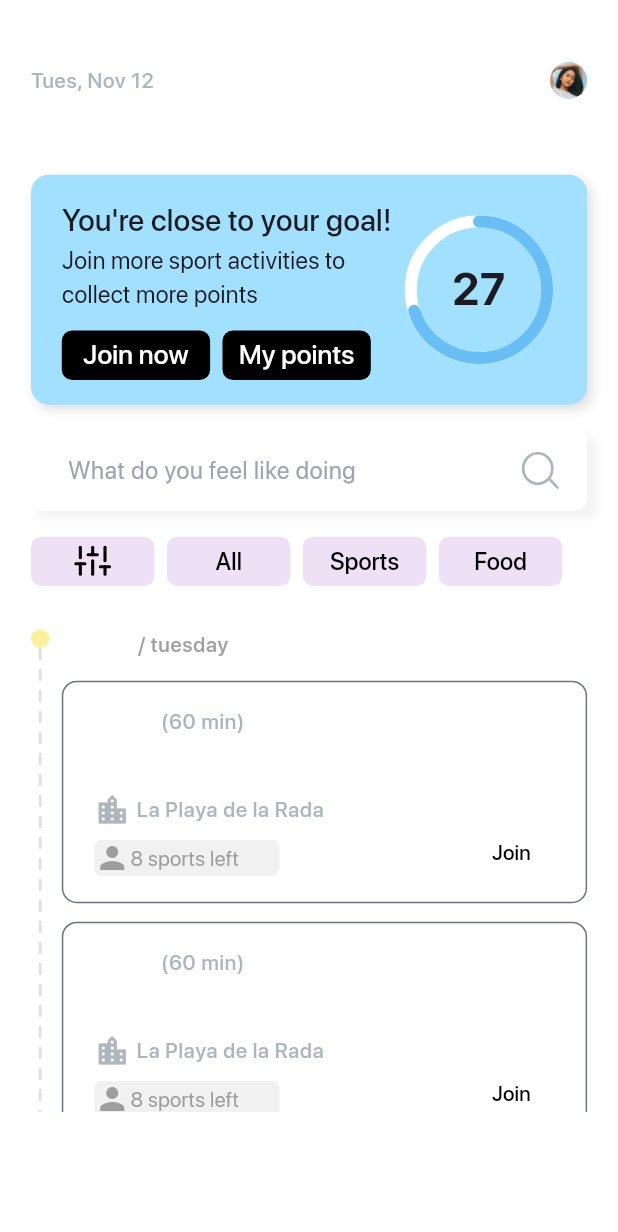
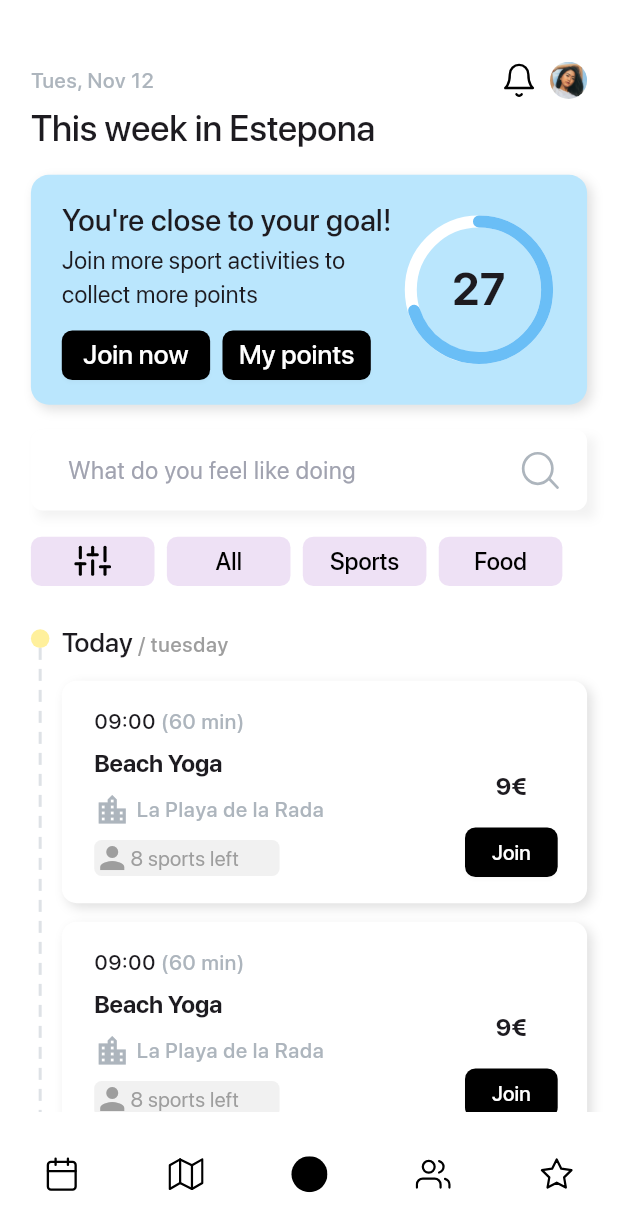
Before and after one commit to DarienRomero/SportsApp, a Flutter app: the screen it shows after launch, on a phone screen of 412 x 824 dp. Shown: the top 1232 px of the screen. Run offline on Flutter 3.47's test engine with Material 3 defaults, Android fonts, the phone set to English and light mode, and no system bars; drawn by our look-alikes of dotted_line, percent_indicator; our stand-ins replace dartz, equatable, flutter_bloc, flutter_svg, get_it, sentry_flutter.

Commit message:
ui: web ui advance

```diff
--- a/lib/core/custom_icons.dart
+++ b/lib/core/custom_icons.dart
@@ -4,9 +4,12 @@
   static const String mapIcon = 'assets/icons/map-icon.svg';
   static const String mapPinIcon = 'assets/icons/map-pin-icon.svg';
   static const String plusIcon = 'assets/icons/plus-icon.svg';
+  static const String simplePlusIcon = 'assets/icons/simple-plus-icon.svg';
   static const String searchIcon = 'assets/icons/search-icon.svg';
   static const String slidersIcon = 'assets/icons/sliders-icon.svg';
   static const String starIcon = 'assets/icons/star-icon.svg';
   static const String userIcon = 'assets/icons/user-icon.svg';
   static const String usersIcon = 'assets/icons/users-icon.svg';
+  static const String moreVerticalIcon = 'assets/icons/more-vertical-icon.svg';
+  static const String arrowRightCircleIcon = 'assets/icons/arrow-right-circle-icon.svg';
 }
--- a/lib/features/activities/presentation/pages/today_activities_mobile.dart
+++ b/lib/features/activities/presentation/pages/today_activities_mobile.dart
@@ -79,7 +79,9 @@
             ),
           ),
           VSpacing(2),
-          GoalCard(),
+          GoalCard(
+            width: mqWidth(context, 100),
+          ),
           VSpacing(2),
           CustomTextField(
             hintText: "What do you feel like doing",
--- a/lib/features/activities/presentation/widgets/custom_bottom_navigation_bar.dart
+++ b/lib/features/activities/presentation/widgets/custom_bottom_navigation_bar.dart
@@ -1,17 +1,31 @@
 import 'package:flutter/material.dart';
 import 'package:news_app/core/custom_icons.dart';
+import 'package:news_app/core/platform_validation.dart';
 import 'package:news_app/core/utils.dart';
 import 'package:news_app/features/common/presentation/widgets/custom_icon_button.dart';
 import 'package:news_app/features/common/presentation/widgets/custom_svg_icon.dart';
 
-class CustomBottomNavigationBar extends StatelessWidget {
+class CustomBottomNavigationBar extends StatefulWidget {
   const CustomBottomNavigationBar({super.key});
+
+  @override
+  State<CustomBottomNavigationBar> createState() => _CustomBottomNavigationBarState();
+}
+
+class _CustomBottomNavigationBarState extends State<CustomBottomNavigationBar> {
+  late PlatformInfo platformInfo;
+
+  @override
+  void initState() {
+    super.initState();
+    platformInfo = PlatformInfo();
+  }
 
   @override
   Widget build(BuildContext context) {
     return Container(
-      width: mqWidth(context, 100),
-      height: mqHeigth(context, 10),
+      width: mqWidth(context, platformInfo.isWeb ? 0 : 100),
+      height: mqHeigth(context, platformInfo.isWeb ? 0 : 10),
       padding: EdgeInsets.symmetric(
         horizontal: mqWidth(context, 5)
       ),
--- a/lib/features/activities/presentation/widgets/today_activities/goal_card.dart
+++ b/lib/features/activities/presentation/widgets/today_activities/goal_card.dart
@@ -6,12 +6,16 @@
 import 'package:percent_indicator/circular_percent_indicator.dart';
 
 class GoalCard extends StatelessWidget {
-  const GoalCard({super.key});
+  final double width;
+  const GoalCard({
+    super.key,
+    required this.width
+  });
 
   @override
   Widget build(BuildContext context) {
     return Container(
-      width: mqWidth(context, 90),
+      width: width * 0.9,
       decoration: BoxDecoration(
         borderRadius: BorderRadius.circular(12),
         color: Theme.of(context).cardColor,
@@ -24,13 +28,13 @@
         ]
       ),
       padding: EdgeInsets.symmetric(
-        horizontal: mqWidth(context, 5),
+        horizontal: width * 0.05,
         vertical: mqHeigth(context, 2)
       ),
       child: Row(
         children: [
           Container(
-            width: mqWidth(context, 55),
+            width: width * 0.55,
             child: Column(
               crossAxisAlignment: CrossAxisAlignment.start,
               children: [
@@ -51,16 +55,16 @@
                       heigth: mqHeigth(context, 4),
                       onPressed: (){},
                       label: "Join now",
-                      width: mqWidth(context, 24),
+                      width: width * 0.24,
                       color: Colors.black,
-                      fontSize: 18
+                      fontSize: 18,
                     ),
                     HSpacing(2),
                     CustomButton(
                       heigth: mqHeigth(context, 4),
                       onPressed: (){},
                       label: "My points",
-                      width: mqWidth(context, 24),
+                      width: width * 0.24,
                       color: Colors.black,
                       fontSize: 18
                     ),
@@ -70,11 +74,11 @@
             ),
           ),
           Container(
-            width: mqWidth(context, 25),
+            width: width * 0.25,
             child: Column(
               children: [
                 CircularPercentIndicator(
-                  radius: mqWidth(context, 12),
+                  radius: width * 0.12,
                   lineWidth: 8.0,
                   percent: 0.7,
                   center: new Text("27", style: TextStyle(
--- a/lib/features/common/presentation/widgets/common_button.dart
+++ b/lib/features/common/presentation/widgets/common_button.dart
@@ -18,6 +18,7 @@
   final Color labelColor;
   final double elevation;
   final Widget? child;
+  final BoxFit boxFit;
 
   const CustomButton({
     Key? key,
@@ -34,7 +35,8 @@
     this.loading = false,
     this.labelColor = Colors.white,
     this.elevation = 1,
-    this.child
+    this.child,
+    this.boxFit = BoxFit.none
   }) : super(key: key);
 
   @override
@@ -69,7 +71,9 @@
                 const HSpacing(1)
               ],
             ) : Container(),
-            !loading ? child != null ? child! : Text(
+            !loading ? child != null ? child! : FittedBox(
+              fit: boxFit,
+              child: Text(
                 label,
                 style: TextStyle(
                   color: disabled ? const Color(0xff9EA0A7) : labelColor,
@@ -77,6 +81,7 @@
                   fontWeight: FontWeight.w500,
                 ),
                 textAlign: TextAlign.center
+              ),
             ) : SizedBox(
               width: mqHeigth(context, 4),
               height: mqHeigth(context, 4),
--- a/lib/features/common/presentation/widgets/custom_text_field.dart
+++ b/lib/features/common/presentation/widgets/custom_text_field.dart
@@ -32,6 +32,7 @@
   final double? height;
   final bool autocorrect;
   final bool enableSuggestions;
+  final double leftPaddingPer;
 
   const CustomTextField({
     required this.hintText,
@@ -62,7 +63,8 @@
     this.fillColor,
     this.height = 55,
     this.autocorrect = false,
-    this.enableSuggestions = false
+    this.enableSuggestions = false,
+    this.leftPaddingPer = 5
   }) : super(key: key);
 
   @override
@@ -114,7 +116,7 @@
                 hintText: hintText,
                 counterText: "",
                 contentPadding: EdgeInsets.symmetric(
-                  horizontal: mqWidth(context, 5),
+                  horizontal: mqWidth(context, leftPaddingPer),
                   vertical: contentPadding
                 ),
                 hintStyle: hintStyle ?? const TextStyle(
--- a/lib/main.dart
+++ b/lib/main.dart
@@ -57,7 +57,7 @@
       child: MaterialApp(
         title: 'DeportesApp',
         debugShowCheckedModeBanner: false,
-        theme: Themes.darkMode,
+        theme: Themes.lightMode,
         home: RouterPage()
       ),
     );
```
Also changed, not shown: lib/features/activities/presentation/pages/today_activities_web.dart (+73 -9 lines), lib/features/activities/presentation/widgets/today_activities_web/create_button.dart (added, +47 -0 lines), lib/features/activities/presentation/widgets/today_activities_web/events_card_web.dart (added, +77 -0 lines), lib/features/activities/presentation/widgets/today_activities_web/goal_card_web.dart (added, +99 -0 lines), lib/features/activities/presentation/widgets/today_activities_web/side_menu.dart (added, +160 -0 lines), lib/features/activities/presentation/widgets/today_activities_web/workshop_card_web.dart (added, +73 -0 lines), assets/icons/arrow-right-circle-icon.svg (added), assets/icons/more-vertical-icon.svg (added), assets/icons/simple-plus-icon.svg (added), assets/images/party_img.jpeg (added). Lines whose indentation alone changed are shown as unchanged.
